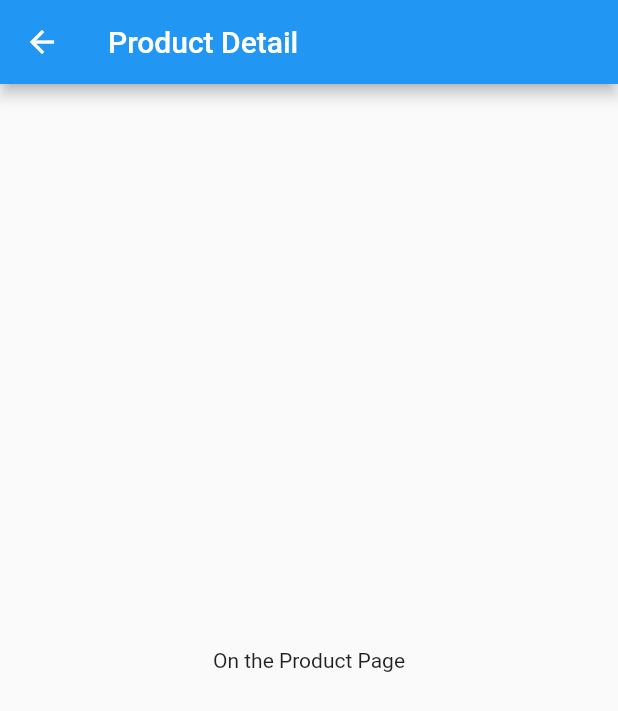
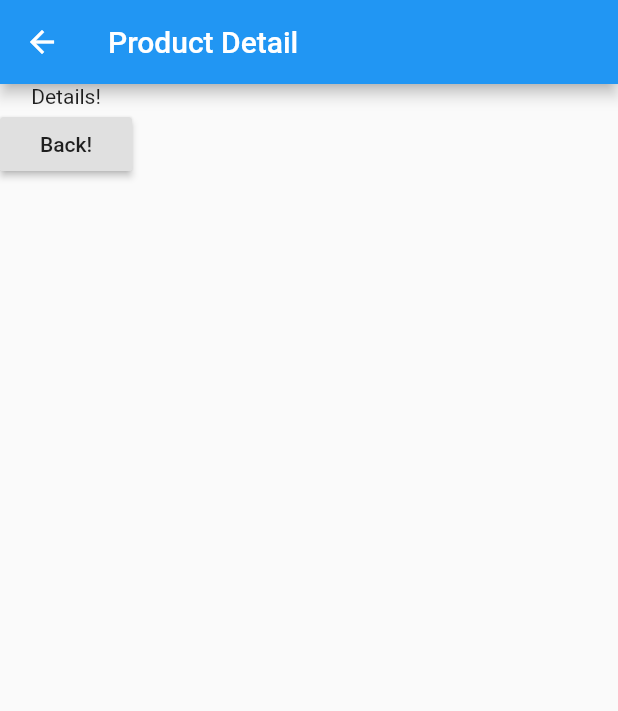
Before and after one commit to Naxalov/flutter_tutorial, a Flutter app: the ProductPage screen opened directly, on a phone screen of 412 x 824 dp. Shown: the top 711 px of the screen. Run offline on Flutter 3.47's test engine with Material 2 defaults, Android fonts, the phone set to English and light mode, and no system bars.

Commit message:
add back button

```diff
--- a/lib/pages/product.dart
+++ b/lib/pages/product.dart
@@ -1,5 +1,6 @@
 import 'package:flutter/material.dart';
-class ProductPage extends StatelessWidget{
+
+class ProductPage extends StatelessWidget {
   @override
   Widget build(BuildContext context) {
     // TODO: implement build
@@ -7,10 +8,15 @@ class ProductPage extends StatelessWidget{
       appBar: AppBar(
         title: Text('Product Detail'),
       ),
-      body: Center(
-        child: Text('On the Product Page'),
+      body: Column(
+        children: <Widget>[
+          Text('Details!'),
+          RaisedButton(
+            child: Text('Back!'),
+            onPressed: () => Navigator.pop(context),
+          )
+        ],
       ),
     );
   }
-
 }
```
